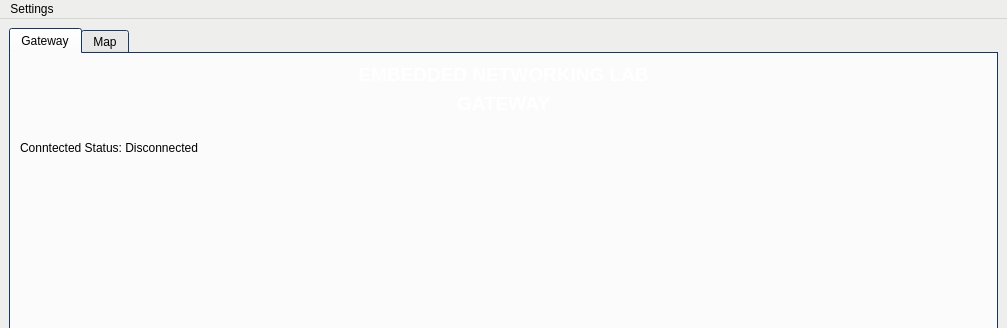
The window that mainwindow.ui (EmNetLab411/Gateway) describes before a commit, drawn with Qt 5; both pictures show x 0 to 1007 and y 0 to 328 of the 1007 by 650 pixel window.
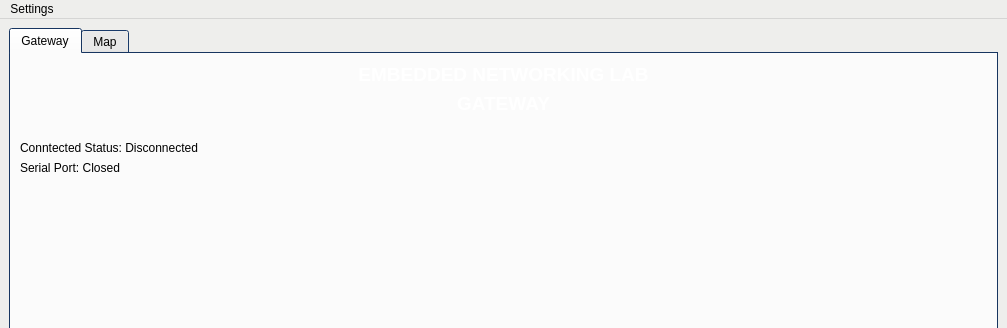
The same window after the commit.

Diff of the .ui file:
```diff
--- a/mainwindow.ui
+++ b/mainwindow.ui
@@ -413,6 +413,13 @@
             </property>
            </widget>
           </item>
+          <item>
+           <widget class="QLabel" name="labelSerialPort">
+            <property name="text">
+             <string>Serial Port: Closed</string>
+            </property>
+           </widget>
+          </item>
           <item>
            <spacer name="verticalSpacer">
             <property name="orientation">
```
Left out of the diff: 6 changed lines with no effect on the pictures.
